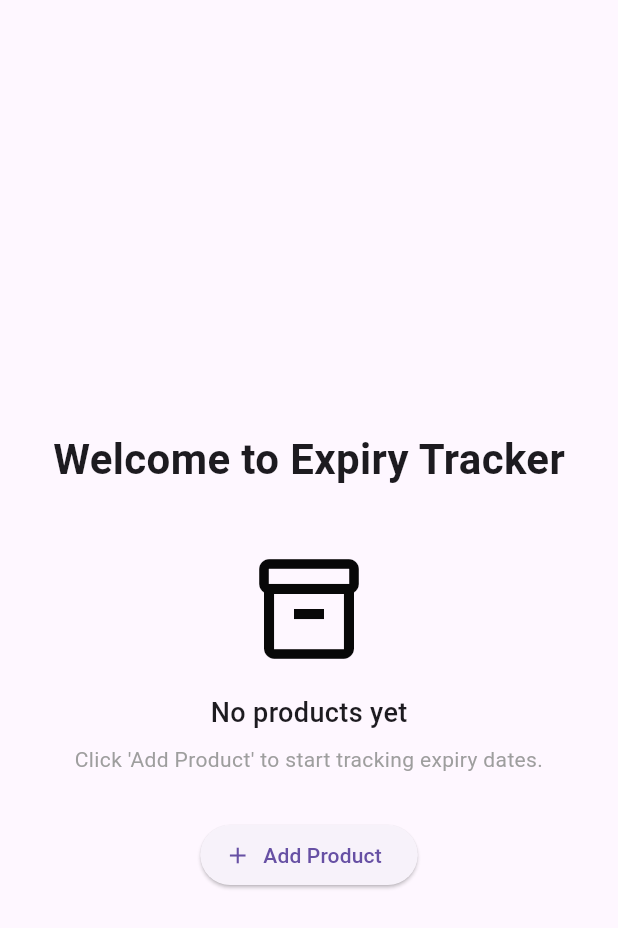
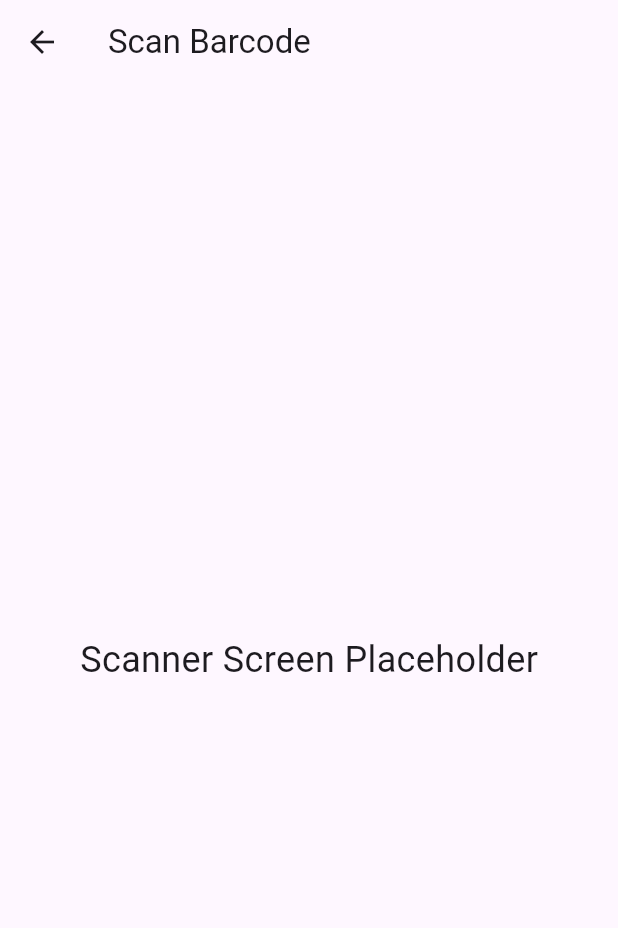
Before and after one commit to kingpiyush3106-dot/CTIPROJECT, a Flutter app: the screen it shows after launch, after a tap on "Log In", after a tap on "Add Product", on a phone screen of 412 x 824 dp. Shown: the top 928 px of the screen. Run offline on Flutter 3.47's test engine with Material 3 defaults, Android fonts, the phone set to English and light mode, and no system bars.

Commit message:
follow this

```diff
--- a/lib/main.dart
+++ b/lib/main.dart
@@ -1,8 +1,8 @@
 import 'package:flutter/material.dart';
 import 'screens/splash_screen.dart';
-import 'package:image_picker/image_picker.dart';
-import 'dart:io';
-import 'package:google_mlkit_text_recognition/google_mlkit_text_recognition.dart';
+import 'screens/home_screen.dart';
+import 'screens/scan_barcode_screen.dart';
+import 'screens/login_screen.dart';
 
 void main() {
   runApp(const MyApp());
@@ -17,7 +17,16 @@ class MyApp extends StatelessWidget {
       debugShowCheckedModeBanner: false,
       title: 'Expiry Tracker',
       theme: ThemeData(primarySwatch: Colors.blue),
+
+      // 👇 Set initial screen as SplashScreen
       home: const SplashScreen(),
+
+      // 👇 Define named routes for navigation
+      routes: {
+
+        '/home': (context) => const HomeScreen(),
+        '/scanBarcode': (context) => const ScanBarcodeScreen(),
+      },
     );
   }
 }
--- a/lib/screens/home_screen.dart
+++ b/lib/screens/home_screen.dart
@@ -1,4 +1,5 @@
 import 'package:flutter/material.dart';
+import 'scan_barcode_screen.dart';
 
 class HomeScreen extends StatelessWidget {
   const HomeScreen({super.key});
@@ -41,10 +42,20 @@ class HomeScreen extends StatelessWidget {
             const SizedBox(height: 30),
             ElevatedButton.icon(
               onPressed: () {
-                // Later: Navigate to Add Product Screen
+                print('add product button pressed!');
+                Navigator.pushNamed(context, '/scanBarcode');
+
               },
               icon: const Icon(Icons.add),
               label: const Text("Add Product"),
+              style: ElevatedButton.styleFrom(
+                backgroundColor: Theme.of(context).primaryColor,
+                foregroundColor: Colors.white,
+                shape: RoundedRectangleBorder(
+                  borderRadius: BorderRadius.circular(20),
+                ),
+                padding: const EdgeInsets.symmetric(horizontal:24, vertical: 12),
+              )
             ),
           ],
         ),
--- /dev/null
+++ b/lib/screens/scan_barcode_screen.dart
@@ -0,0 +1,20 @@
+import 'package:flutter/material.dart';
+
+class ScanBarcodeScreen extends StatelessWidget {
+  const ScanBarcodeScreen({Key? key}) : super(key: key);
+
+  @override
+  Widget build(BuildContext context) {
+    return Scaffold(
+      appBar: AppBar(
+        title: const Text('Scan Barcode'),
+      ),
+      body: const Center(
+        child: Text(
+          'Scanner Screen Placeholder',
+          style: TextStyle(fontSize: 24),
+        ),
+      ),
+    );
+  }
+}
```
Also changed, not shown: pubspec.yaml (+19 -70 lines), pubspec.lock, 6 other files.
